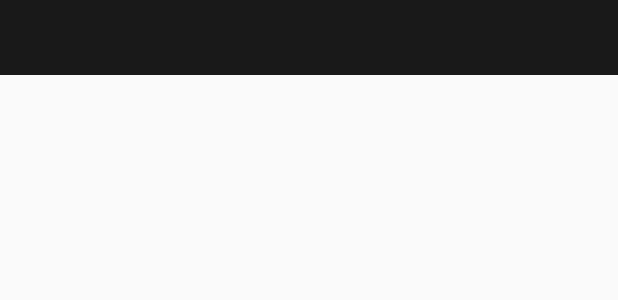
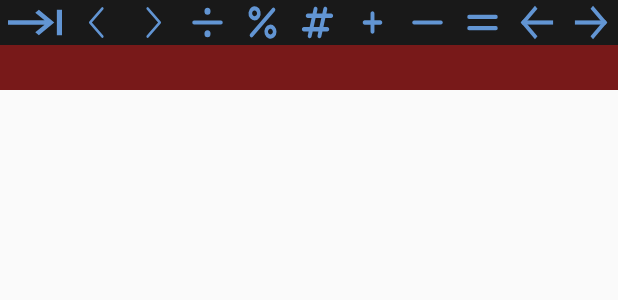
Before and after one commit to refatIzi/my_android_project, an Android app: the layout fragment_help.xml on its own in the app's theme, with its tools: preview values and no code run, on a phone screen of 412 x 824 dp. Shown: the top 300 px of the screen. Run offline under Robolectric (Android 15) with nearby library versions, the phone set to English and light mode, and no system bars.

```diff
--- a/app/src/main/res/layout/activity_main.xml
+++ b/app/src/main/res/layout/activity_main.xml
@@ -20,7 +20,7 @@
        android:id="@+id/scroll"
        android:layout_width="match_parent"
        android:layout_height="match_parent"
-       android:layout_marginBottom="50dp"
+       android:layout_marginBottom="60dp"
        >
 
 
@@ -92,10 +92,10 @@
    <FrameLayout
        android:id="@+id/liner"
        android:layout_width="match_parent"
-       android:layout_height="50dp"
-       android:gravity="center"
+       android:layout_height="60dp"
        android:layout_alignParentBottom="true"
        android:background="#191919"
+       android:gravity="center"
        android:orientation="horizontal">
 
 
--- a/app/src/main/res/layout/fragment_help.xml
+++ b/app/src/main/res/layout/fragment_help.xml
@@ -2,13 +2,123 @@
 <LinearLayout
     xmlns:android="http://schemas.android.com/apk/res/android"
     android:layout_width="match_parent"
-    android:layout_height="50dp"
+    android:layout_height="60dp"
     android:background="#191919"
     android:orientation="vertical">
     <ListView
         android:id="@+id/search"
-        android:layout_width="wrap_content"
-        android:layout_height="50dp"
+        android:layout_width="match_parent"
+        android:layout_height="wrap_content"
         >
     </ListView>
+    <LinearLayout
+        android:layout_width="match_parent"
+        android:layout_height="60dp"
+        android:background="#191919"
+        android:orientation="vertical">
+        <LinearLayout
+            android:layout_width="match_parent"
+            android:layout_height="30dp"
+            android:orientation="horizontal">
+            <ImageButton
+                android:id="@+id/Table"
+                android:layout_marginLeft="5dp"
+                android:layout_marginRight="5dp"
+                android:layout_width="40dp"
+                android:layout_height="30dp"
+                android:layout_weight="1"
+                android:background="@drawable/ic_tab" />
+            <ImageButton
+                android:id="@+id/sc_1"
+                android:layout_marginLeft="5dp"
+                android:layout_marginRight="5dp"
+                android:layout_width="30dp"
+                android:layout_height="30dp"
+                android:layout_weight="1"
+                android:background="@drawable/ic_caret_left" />
+            <ImageButton
+                android:id="@+id/sc_2"
+                android:layout_marginLeft="5dp"
+                android:layout_marginRight="5dp"
+                android:layout_width="30dp"
+                android:layout_height="30dp"
+                android:layout_weight="1"
+                android:background="@drawable/ic_caret_right" />
+
+            <ImageButton
+                android:id="@+id/divide"
+                android:layout_width="30dp"
+                android:layout_height="30dp"
+                android:layout_marginLeft="5dp"
+                android:layout_marginRight="5dp"
+                android:layout_weight="1"
+                android:background="@drawable/ic_divide" />
+
+            <ImageButton
+                android:id="@+id/procent"
+                android:layout_width="30dp"
+                android:layout_height="30dp"
+                android:layout_marginLeft="5dp"
+                android:layout_marginRight="5dp"
+                android:layout_weight="1"
+                android:background="@drawable/ic_percent" />
+
+
+            <ImageButton
+                android:id="@+id/hashtag"
+                android:layout_marginLeft="5dp"
+                android:layout_marginRight="5dp"
+                android:layout_width="30dp"
+                android:layout_height="30dp"
+                android:layout_weight="1"
+                android:background="@drawable/ic_hashtag" />
+            <ImageButton
+                android:id="@+id/plas"
+                android:layout_marginLeft="5dp"
+                android:layout_marginRight="5dp"
+                android:layout_width="30dp"
+                android:layout_height="30dp"
+                android:layout_weight="1"
+                android:background="@drawable/ic_plus" />
+
+            <ImageButton
+                android:id="@+id/minus"
+                android:layout_marginLeft="5dp"
+                android:layout_marginRight="5dp"
+                android:layout_width="30dp"
+                android:layout_height="30dp"
+                android:layout_weight="1"
+                android:background="@drawable/ic_minus" />
+            <ImageButton
+                android:id="@+id/equals"
+                android:layout_marginLeft="5dp"
+                android:layout_marginRight="5dp"
+                android:layout_width="30dp"
+                android:layout_height="30dp"
+                android:layout_weight="1"
+                android:background="@drawable/ic_equals" />
+            <ImageButton
+                android:id="@+id/down_left"
+                android:layout_marginLeft="5dp"
+                android:layout_marginRight="5dp"
+                android:layout_width="30dp"
+                android:layout_height="30dp"
+                android:layout_weight="1"
+                android:background="@drawable/ic_down_left" />
+            <ImageButton
+                android:id="@+id/down_right"
+                android:layout_marginLeft="5dp"
+                android:layout_marginRight="5dp"
+                android:layout_width="30dp"
+                android:layout_height="30dp"
+                android:layout_weight="1"
+                android:background="@drawable/ic_down_right" />
+        </LinearLayout>
+        <LinearLayout
+            android:layout_width="match_parent"
+            android:layout_height="30dp"
+            android:background="#781919"
+            android:orientation="horizontal"></LinearLayout>
+    </LinearLayout>
+
 </LinearLayout>
```
Also changed, not shown: app/src/main/java/com/example/testedit/MainActivity.java (+35 -12 lines), app/src/main/java/com/example/testedit/help.java (+112 -38 lines), app/src/main/res/layout/list_help.xml (added, +10 -0 lines).
